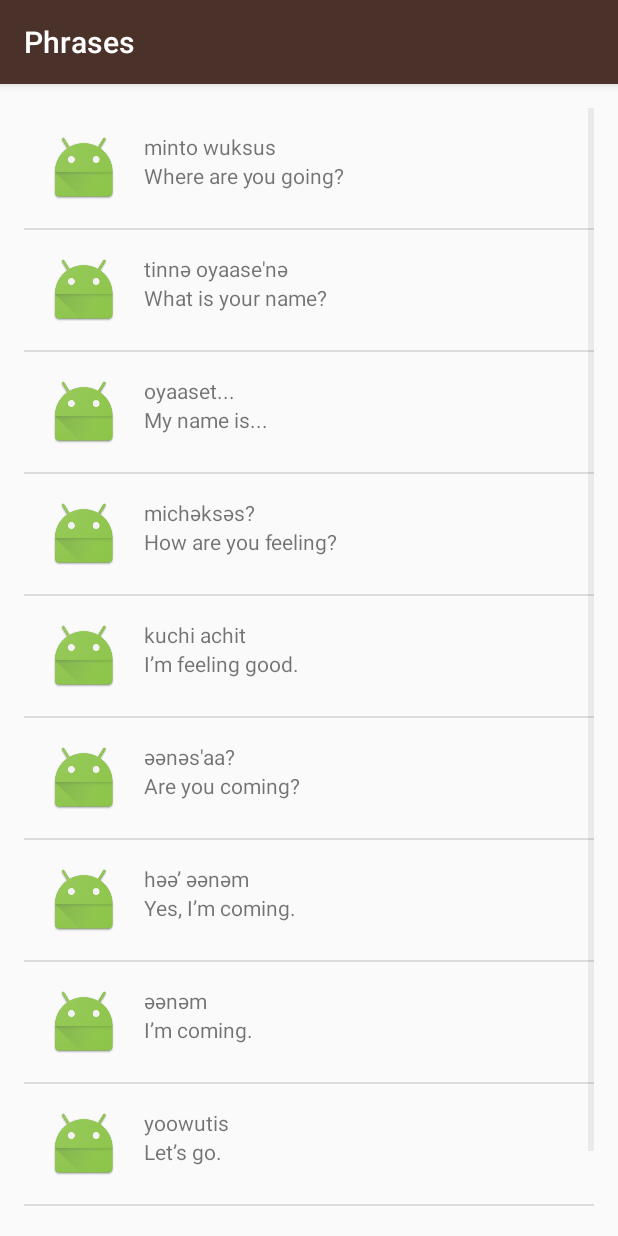
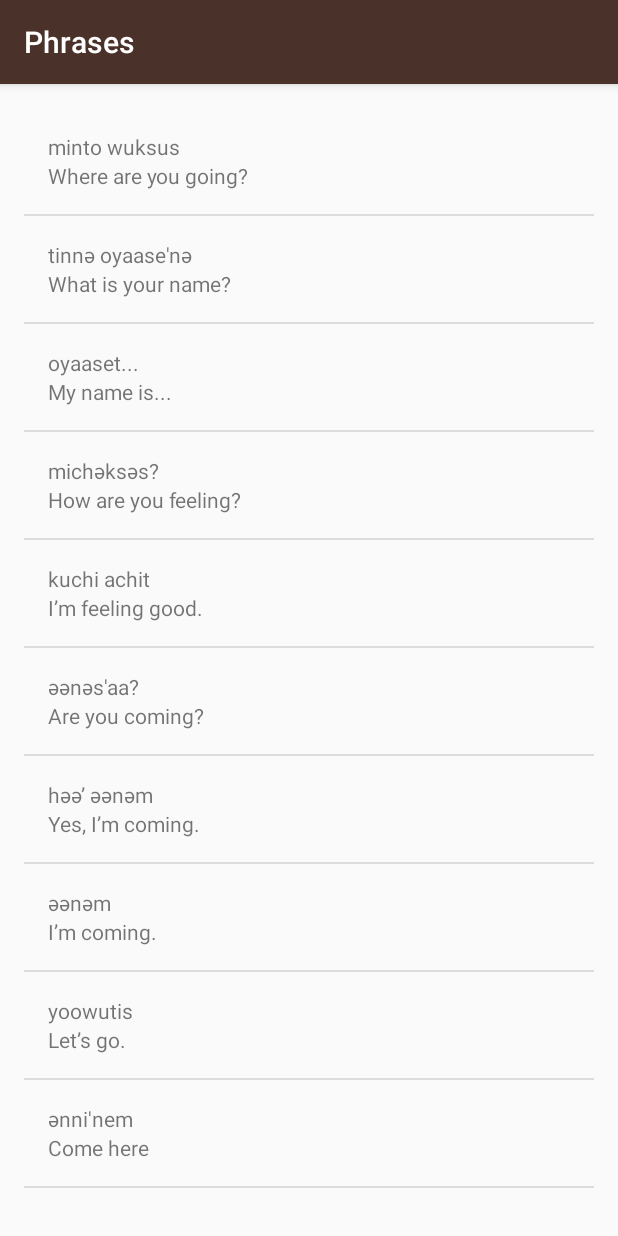
Before and after one commit to MarineNET/Milwoklanguageapp, an Android app: the PhrasesActivity screen opened directly, with no data from a screen before it, on a phone screen of 412 x 824 dp. Run offline under Robolectric (Android 15) with nearby library versions, the phone set to English and light mode, and no system bars.

Commit message:
Add an if statement to WordAdapter that checks if an image is present and set visibility

```diff
--- a/app/src/main/java/com/viktorkhon/milwoklanguageapp/WordAdapter.java
+++ b/app/src/main/java/com/viktorkhon/milwoklanguageapp/WordAdapter.java
@@ -9,6 +9,7 @@
 import android.view.View;
 import android.view.ViewGroup;
 import android.widget.ArrayAdapter;
+import android.widget.ImageView;
 import android.widget.TextView;
 
 import java.util.ArrayList;
@@ -42,10 +43,27 @@
 
         // Find the TextView in the list_item.xml layout with the ID version_name
         TextView englishTextView = (TextView) listItemView.findViewById(R.id.englishText);
-        // Get the Miwok word from the current Word object and
-        // set this text on the miwok TextView
+        // Get the English word from the current Word object and
+        // set this text on the english TextView
         englishTextView.setText(currentWord.getDefaultTranslation());
 
+        // Find the ImageView in the list_item.xml layout with the ID version_name
+        ImageView imageViewID = (ImageView) listItemView.findViewById(R.id.imageView);
+        // Get the image from the current Word object and
+        // set this image on the image ImageView
+
+        // Check if there is an image for this word
+        if (currentWord.hasImage()) {
+            // If an image is available, display it based on its ID and make it Visible
+            imageViewID.setImageResource(currentWord.getImage());
+            imageViewID.setVisibility(View.VISIBLE);
+        } else {
+            // Otherwise make a place for the image disappear completely
+            imageViewID.setVisibility(View.GONE);
+        }
+
+        // Return the whole list item layout (containing 2 TextViews) so that it can be shown in
+        // the ListView.
         return listItemView;
     }
 }
```
